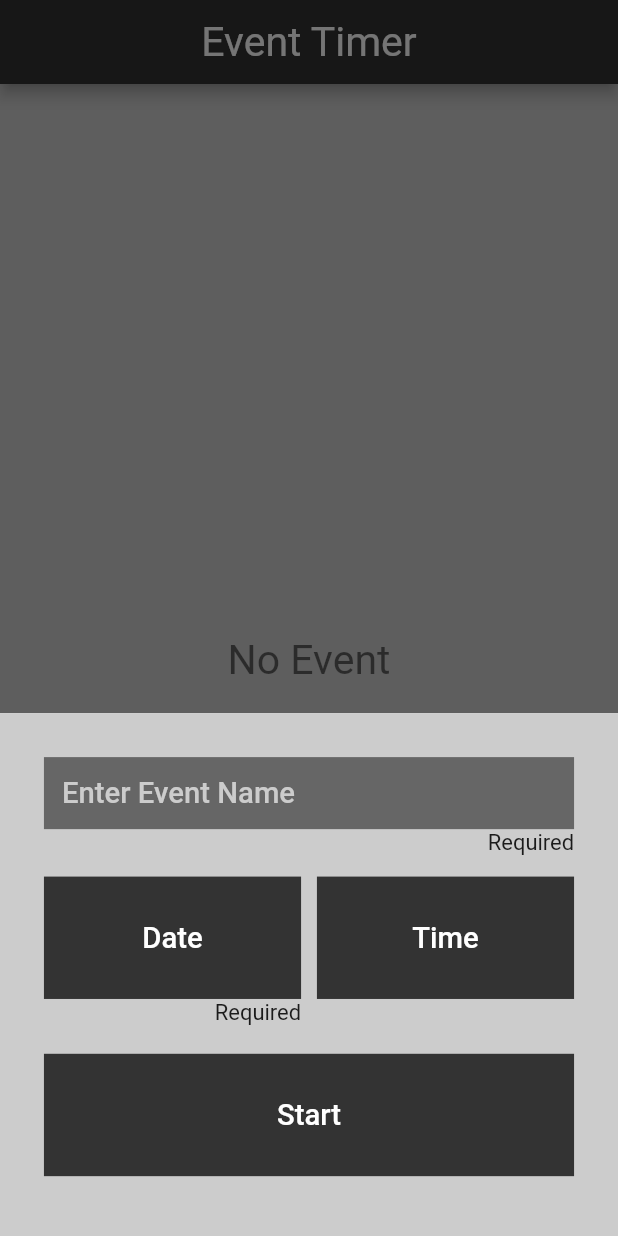
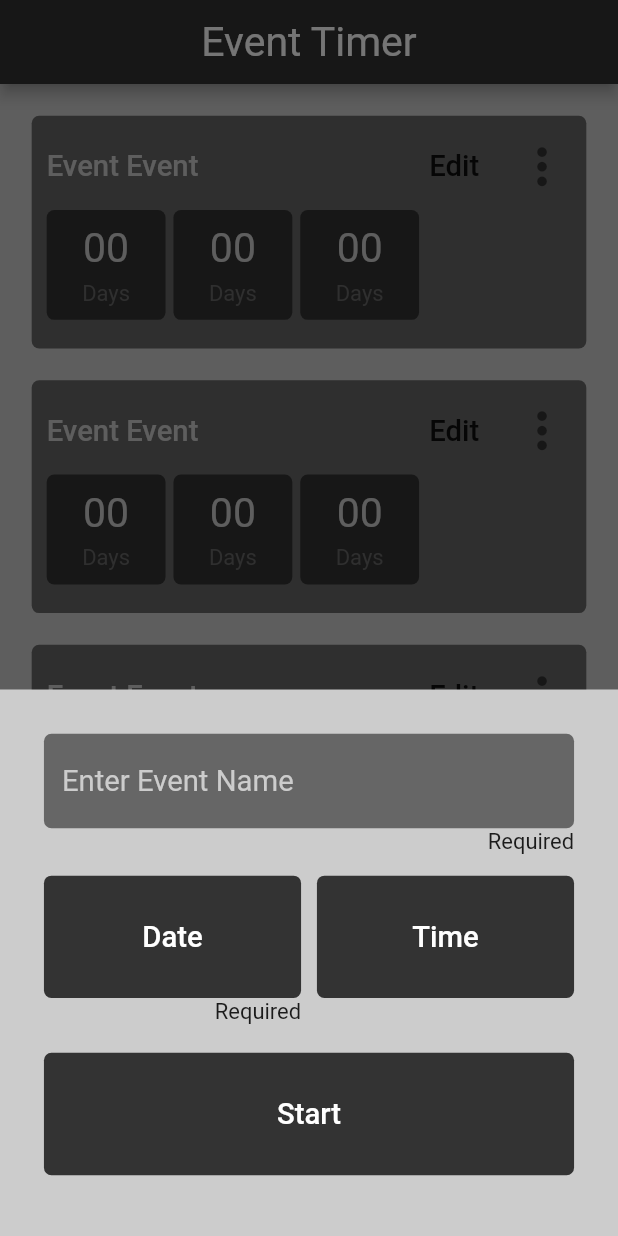
Before and after one commit to applevinc/event_timer, a Flutter app: the screen it shows after launch, after a tap on the "add" icon, on a phone screen of 412 x 824 dp. Run offline on Flutter 3.47's test engine with Material 2 defaults, Android fonts, the light colour scheme and no system bars; our stand-ins replace flutter_screenutil.

Commit message:
added event card UI

```diff
--- /dev/null
+++ b/lib/view/screens/home/components/bottom_sheet.dart
@@ -0,0 +1,136 @@
+import 'package:event_timer/view/style/colors.dart';
+import 'package:flutter/material.dart';
+import 'package:flutter_screenutil/flutter_screenutil.dart';
+
+class AddEventBottomSheet extends StatelessWidget {
+  const AddEventBottomSheet({
+    Key key,
+  }) : super(key: key);
+
+  @override
+  Widget build(BuildContext context) {
+    return Padding(
+      padding: MediaQuery.of(context).viewInsets,
+      child: Container(
+        height: 373.h,
+        color: AppColors.light_grey,
+        padding: EdgeInsets.all(30.sp),
+        child: Column(
+          mainAxisSize: MainAxisSize.min,
+          children: <Widget>[
+            TextField(
+              decoration: InputDecoration(
+                hintText: 'Enter Event Name',
+              ),
+            ),
+            RequiredText(),
+            SizedBox(height: 15.h),
+            SizedBox(
+              height: 106.h,
+              child: Row(
+                children: [
+                  CustomButton(
+                    label: 'Date',
+                    required: true,
+                    onTap: () {
+                      showDatePicker(
+                        context: context,
+                        initialDate: DateTime.now(),
+                        firstDate: DateTime.now(),
+                        lastDate: DateTime.utc(3000, 12, 1),
+                      ).then((value) {
+                        //send picked date to countdown
+                      });
+                    },
+                  ),
+                  SizedBox(width: 10.w),
+                  CustomButton(
+                    label: 'Time',
+                    onTap: () {
+                      showTimePicker(
+                        context: context,
+                        initialTime: TimeOfDay.now(),
+                        builder: (BuildContext context, Widget child) {
+                          return Directionality(
+                              textDirection: TextDirection.rtl, child: child);
+                        },
+                      ).then((value) {
+                        //send picked time to countdown
+                      });
+                    },
+                  )
+                ],
+              ),
+            ),
+            SizedBox(height: 15.h),
+            CustomButton(
+              label: 'Start',
+              onTap: () {
+                // start countdown
+              },
+            )
+          ],
+        ),
+      ),
+    );
+  }
+}
+
+class RequiredText extends StatelessWidget {
+  const RequiredText({
+    Key key,
+  }) : super(key: key);
+
+  @override
+  Widget build(BuildContext context) {
+    return Align(
+      alignment: Alignment.centerRight,
+      child: Text(
+        'Required',
+        style: Theme.of(context).textTheme.bodyText2,
+      ),
+    );
+  }
+}
+
+class CustomButton extends StatelessWidget {
+  const CustomButton({
+    Key key,
+    this.label,
+    this.onTap,
+    this.required = false,
+  }) : super(key: key);
+
+  final String label;
+  final Function onTap;
+  final bool required;
+
+  @override
+  Widget build(BuildContext context) {
+    return Expanded(
+      child: InkWell(
+        onTap: onTap,
+        child: Column(
+          children: [
+            Container(
+              alignment: Alignment.center,
+              decoration: BoxDecoration(
+                color: AppColors.darker_grey,
+                borderRadius: BorderRadius.circular(5),
+              ),
+              padding: EdgeInsets.symmetric(vertical: 30.h),
+              child: Text(
+                label,
+                style: Theme.of(context).textTheme.headline6.apply(color: Colors.white),
+              ),
+            ),
+            Visibility(
+              visible: required,
+              child: RequiredText(),
+            ),
+          ],
+        ),
+      ),
+    );
+  }
+}
--- /dev/null
+++ b/lib/view/screens/home/components/event_card.dart
@@ -0,0 +1,106 @@
+import 'package:event_timer/view/style/colors.dart';
+import 'package:flutter/material.dart';
+import 'package:flutter_screenutil/flutter_screenutil.dart';
+
+class EventCard extends StatelessWidget {
+  const EventCard({
+    Key key,
+  }) : super(key: key);
+
+  @override
+  Widget build(BuildContext context) {
+    return Container(
+      height: 159.h,
+      alignment: Alignment.center,
+      padding: EdgeInsets.all(10),
+      margin: EdgeInsets.only(bottom: 20.w),
+      decoration: BoxDecoration(
+        color: AppColors.dark_grey,
+        borderRadius: BorderRadius.circular(5),
+      ),
+      child: Column(
+        children: [
+          Row(
+            mainAxisAlignment: MainAxisAlignment.spaceBetween,
+            children: [
+              Text(
+                'Event Event',
+                style: Theme.of(context).textTheme.headline6.apply(
+                      color: AppColors.light_grey,
+                    ),
+              ),
+              DropdownButtonHideUnderline(
+                child: DropdownButton<String>(
+                  value: 'Edit',
+                  icon: Icon(
+                    Icons.more_vert,
+                    color: AppColors.darker_grey,
+                    size: 40.sp,
+                  ),
+                  style: Theme.of(context).textTheme.headline6,
+                  onChanged: (String newValue) {
+                    // setState(() {
+                    //   dropdownValue = newValue;
+                    // });
+                  },
+                  items: <String>['Edit', 'Delete']
+                      .map<DropdownMenuItem<String>>((String value) {
+                    return DropdownMenuItem<String>(
+                      value: value,
+                      child: Text(value),
+                    );
+                  }).toList(),
+                ),
+              )
+            ],
+          ),
+          SizedBox(height: 5.h),
+          Row(
+            mainAxisAlignment: MainAxisAlignment.start,
+            children: [
+              EventCountdownItem(),
+              SizedBox(width: 5.w),
+              EventCountdownItem(),
+              SizedBox(width: 5.w),
+              EventCountdownItem(),
+            ],
+          )
+        ],
+      ),
+    );
+  }
+}
+
+class EventCountdownItem extends StatelessWidget {
+  const EventCountdownItem({
+    Key key,
+  }) : super(key: key);
+
+  @override
+  Widget build(BuildContext context) {
+    return Container(
+      height: 75.h,
+      width: 75.w,
+      decoration: BoxDecoration(
+        color: AppColors.darker_grey,
+        borderRadius: BorderRadius.circular(5),
+      ),
+      child: Column(
+        mainAxisAlignment: MainAxisAlignment.center,
+        children: [
+          Text('00',
+              style: Theme.of(context)
+                  .textTheme
+                  .headline4
+                  .apply(color: AppColors.light_grey)),
+          SizedBox(height: 5.h),
+          Text('Days',
+              style: Theme.of(context)
+                  .textTheme
+                  .bodyText2
+                  .apply(color: AppColors.dark_grey)),
+        ],
+      ),
+    );
+  }
+}
--- a/lib/view/screens/home/home.dart
+++ b/lib/view/screens/home/home.dart
@@ -1,12 +1,9 @@
-import 'package:event_timer/view/style/colors.dart';
+import 'package:event_timer/view/screens/home/components/bottom_sheet.dart';
+import 'package:event_timer/view/screens/home/components/event_card.dart';
 import 'package:flutter/material.dart';
 import 'package:flutter_screenutil/flutter_screenutil.dart';
 
 class HomeScreen extends StatelessWidget {
-  const HomeScreen({
-    Key key,
-  }) : super(key: key);
-
   @override
   Widget build(BuildContext context) {
     return Scaffold(
@@ -16,13 +13,19 @@ class HomeScreen extends StatelessWidget {
           style: Theme.of(context).textTheme.headline4.apply(color: Colors.white),
         ),
       ),
-      body: Center(
-        child: Text('No Event', style: Theme.of(context).textTheme.headline4),
+      body: ListView.builder(
+        physics: BouncingScrollPhysics(),
+        padding: EdgeInsets.all(20.w),
+        itemCount: 5,
+        itemBuilder: (context, index) {
+          return EventCard();
+        },
       ),
       floatingActionButton: FloatingActionButton(
         child: Icon(Icons.add),
         onPressed: () {
           showModalBottomSheet<void>(
+            isScrollControlled: true,
             context: context,
             builder: (BuildContext context) {
               return AddEventBottomSheet();
@@ -33,128 +36,3 @@ class HomeScreen extends StatelessWidget {
     );
   }
 }
-
-class AddEventBottomSheet extends StatelessWidget {
-  const AddEventBottomSheet({
-    Key key,
-  }) : super(key: key);
-
-  @override
-  Widget build(BuildContext context) {
-    return Container(
-      height: 357.h,
-      color: AppColors.light_grey,
-      padding: EdgeInsets.all(30.sp),
-      child: Column(
-        mainAxisSize: MainAxisSize.min,
-        children: <Widget>[
-          TextField(
-            decoration: InputDecoration(
-              hintText: 'Enter Event Name',
-              hintStyle: Theme.of(context)
-                  .textTheme
-                  .headline6
-                  .apply(color: AppColors.light_grey),
-              filled: true,
-              fillColor: AppColors.dark_grey,
-              border: InputBorder.none,
-            ),
-          ),
-          RequiredText(),
-          SizedBox(height: 15.h),
-          SizedBox(
-            height: 106.h,
-            child: Row(
-              children: [
-                CustomButton(
-                  label: 'Date',
-                  required: true,
-                  onTap: () {
-                    //showDatePicker(context: context, initialDate: initialDate, firstDate: firstDate, lastDate: lastDate)
-                  },
-                ),
-                SizedBox(width: 10.w),
-                CustomButton(
-                  label: 'Time',
-                  onTap: () {
-                    showTimePicker(
-                      context: context,
-                      initialTime: TimeOfDay.now(),
-                      builder: (BuildContext context, Widget child) {
-                        return Directionality(
-                            textDirection: TextDirection.rtl, child: child);
-                      },
-                    );
-                  },
-                )
-              ],
-            ),
-          ),
-          SizedBox(height: 15.h),
-          CustomButton(
-            label: 'Start',
-            onTap: () {
-              // start countdown
-            },
-          )
-        ],
-      ),
-    );
-  }
-}
-
-class RequiredText extends StatelessWidget {
-  const RequiredText({
-    Key key,
-  }) : super(key: key);
-
-  @override
-  Widget build(BuildContext context) {
-    return Align(
-      alignment: Alignment.centerRight,
-      child: Text(
-        'Required',
-        style: Theme.of(context).textTheme.bodyText2,
-      ),
-    );
-  }
-}
-
-class CustomButton extends StatelessWidget {
-  const CustomButton({
-    Key key,
-    this.label,
-    this.onTap,
-    this.required = false,
-  }) : super(key: key);
-
-  final String label;
-  final Function onTap;
-  final bool required;
-
-  @override
-  Widget build(BuildContext context) {
-    return Expanded(
-      child: InkWell(
-        onTap: onTap,
-        child: Column(
-          children: [
-            Container(
-              alignment: Alignment.center,
-              color: AppColors.darker_grey,
-              padding: EdgeInsets.symmetric(vertical: 30.h),
-              child: Text(
-                label,
-                style: Theme.of(context).textTheme.headline6.apply(color: Colors.white),
-              ),
-            ),
-            Visibility(
-              visible: required,
-              child: RequiredText(),
-            ),
-          ],
-        ),
-      ),
-    );
-  }
-}
--- a/lib/view/style/theme.dart
+++ b/lib/view/style/theme.dart
@@ -30,8 +30,17 @@ class AppTheme {
             backgroundColor: AppColors.darker_grey,
             brightness: Brightness.dark,
             centerTitle: true),
-        floatingActionButtonTheme:
-            FloatingActionButtonThemeData(shape: RoundedRectangleBorder()),
+        inputDecorationTheme: InputDecorationTheme(
+          hintStyle: TextStyle(fontSize: 20.sp, color: AppColors.light_grey),
+          filled: true,
+          fillColor: AppColors.dark_grey,
+          border: OutlineInputBorder(
+            borderRadius: BorderRadius.circular(5),
+            borderSide: BorderSide.none,
+          ),
+        ),
+        floatingActionButtonTheme: FloatingActionButtonThemeData(
+            shape: RoundedRectangleBorder(borderRadius: BorderRadius.circular(5))),
         textTheme: TextTheme(
             headline4: TextStyle(fontSize: 28.sp),
             headline6: TextStyle(fontSize: 20.sp),
```
